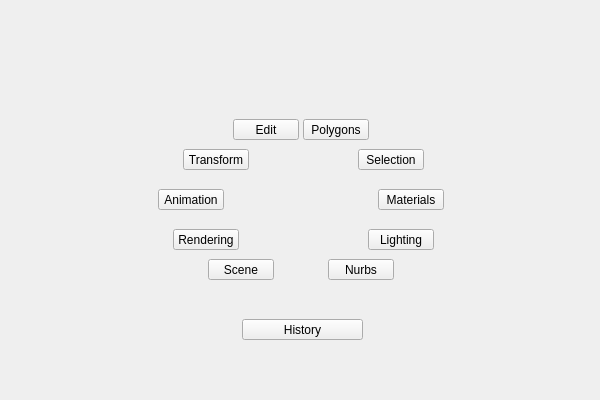
Qt form uitk/ui/1/main.ui (m3trik/tentacle) before a commit.
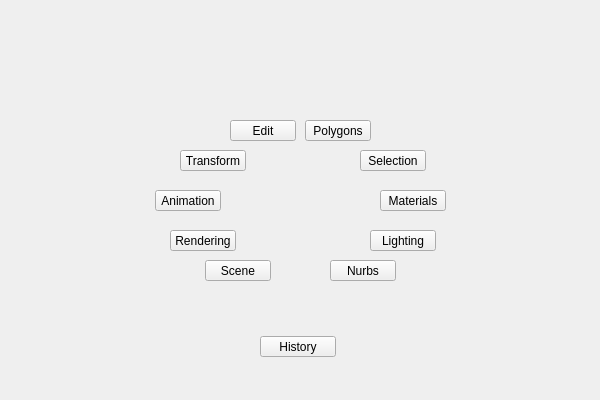
The same form after that commit.

The edit to the form file:
```diff
--- a/uitk/ui/1/main.ui
+++ b/uitk/ui/1/main.ui
@@ -21,8 +21,8 @@
   </property>
   <property name="minimumSize">
    <size>
-    <width>0</width>
-    <height>0</height>
+    <width>600</width>
+    <height>400</height>
    </size>
   </property>
   <property name="maximumSize">
@@ -62,58 +62,26 @@
    <layout class="QGridLayout" name="gridLayout">
     <item row="0" column="0">
      <widget class="QWidget" name="staticWindow" native="true">
-      <widget class="QWidget" name="w002" native="true">
-       <property name="geometry">
-        <rect>
-         <x>138</x>
-         <y>280</y>
-         <width>306</width>
-         <height>101</height>
-        </rect>
-       </property>
-       <widget class="QPushButton" name="i000">
-        <property name="geometry">
-         <rect>
-          <x>95</x>
-          <y>30</y>
-          <width>121</width>
-          <height>21</height>
-         </rect>
-        </property>
-        <property name="minimumSize">
-         <size>
-          <width>0</width>
-          <height>21</height>
-         </size>
-        </property>
-        <property name="maximumSize">
-         <size>
-          <width>16777215</width>
-          <height>21</height>
-         </size>
-        </property>
-        <property name="whatsThis">
-         <string>main_lower</string>
-        </property>
-        <property name="text">
-         <string>History</string>
-        </property>
-       </widget>
-      </widget>
+      <layout class="QGridLayout" name="gridLayout_2">
+       <item row="2" column="1">
       <widget class="QWidget" name="main" native="true">
-       <property name="geometry">
-        <rect>
-         <x>139</x>
-         <y>110</y>
-         <width>306</width>
-         <height>161</height>
-        </rect>
+         <property name="minimumSize">
+          <size>
+           <width>300</width>
+           <height>200</height>
+          </size>
+         </property>
+         <property name="maximumSize">
+          <size>
+           <width>300</width>
+           <height>200</height>
+          </size>
        </property>
        <widget class="QPushButton" name="i010">
         <property name="geometry">
          <rect>
           <x>155</x>
-          <y>0</y>
+            <y>20</y>
           <width>66</width>
           <height>21</height>
          </rect>
@@ -141,7 +109,7 @@
         <property name="geometry">
          <rect>
           <x>230</x>
-          <y>70</y>
+            <y>90</y>
           <width>66</width>
           <height>21</height>
          </rect>
@@ -168,8 +136,8 @@
        <widget class="QPushButton" name="i013">
         <property name="geometry">
          <rect>
-          <x>10</x>
-          <y>70</y>
+            <x>5</x>
+            <y>90</y>
           <width>66</width>
           <height>21</height>
          </rect>
@@ -197,7 +165,7 @@
         <property name="geometry">
          <rect>
           <x>210</x>
-          <y>30</y>
+            <y>50</y>
           <width>66</width>
           <height>21</height>
          </rect>
@@ -224,8 +192,8 @@
        <widget class="QPushButton" name="i008">
         <property name="geometry">
          <rect>
-          <x>35</x>
-          <y>30</y>
+            <x>30</x>
+            <y>50</y>
           <width>66</width>
           <height>21</height>
          </rect>
@@ -252,8 +220,8 @@
        <widget class="QPushButton" name="i007">
         <property name="geometry">
          <rect>
-          <x>85</x>
-          <y>0</y>
+            <x>80</x>
+            <y>20</y>
           <width>66</width>
           <height>21</height>
          </rect>
@@ -281,7 +249,7 @@
         <property name="geometry">
          <rect>
           <x>180</x>
-          <y>140</y>
+            <y>160</y>
           <width>66</width>
           <height>21</height>
          </rect>
@@ -309,7 +277,7 @@
         <property name="geometry">
          <rect>
           <x>220</x>
-          <y>110</y>
+            <y>130</y>
           <width>66</width>
           <height>21</height>
          </rect>
@@ -336,8 +304,8 @@
        <widget class="QPushButton" name="i015">
         <property name="geometry">
          <rect>
-          <x>25</x>
-          <y>110</y>
+            <x>20</x>
+            <y>130</y>
           <width>66</width>
           <height>21</height>
          </rect>
@@ -364,8 +332,8 @@
        <widget class="QPushButton" name="i003">
         <property name="geometry">
          <rect>
-          <x>60</x>
-          <y>140</y>
+            <x>55</x>
+            <y>160</y>
           <width>66</width>
           <height>21</height>
          </rect>
@@ -390,36 +358,54 @@
         </property>
        </widget>
       </widget>
-      <widget class="QWidget" name="w000" native="true">
+       </item>
+       <item row="0" column="1" rowspan="2">
+        <widget class="QWidget" name="hidden_area0" native="true"/>
+       </item>
+       <item row="3" column="1" rowspan="2">
+        <widget class="QWidget" name="hidden_area2" native="true">
+         <widget class="QPushButton" name="i000">
        <property name="geometry">
         <rect>
-         <x>139</x>
-         <y>0</y>
-         <width>306</width>
-         <height>101</height>
-        </rect>
-       </property>
-      </widget>
-      <widget class="QWidget" name="w001" native="true">
-       <property name="geometry">
-        <rect>
-         <x>440</x>
-         <y>50</y>
-         <width>146</width>
-         <height>291</height>
-        </rect>
-       </property>
-      </widget>
-      <widget class="QWidget" name="w003" native="true">
-       <property name="geometry">
-        <rect>
-         <x>-5</x>
-         <y>50</y>
-         <width>141</width>
-         <height>291</height>
-        </rect>
-       </property>
-      </widget>
+            <x>110</x>
+            <y>30</y>
+            <width>76</width>
+            <height>21</height>
+           </rect>
+          </property>
+          <property name="minimumSize">
+           <size>
+            <width>0</width>
+            <height>21</height>
+           </size>
+          </property>
+          <property name="maximumSize">
+           <size>
+            <width>16777215</width>
+            <height>21</height>
+           </size>
+          </property>
+          <property name="whatsThis">
+           <string>main_lower</string>
+          </property>
+          <property name="text">
+           <string>History</string>
+          </property>
+         </widget>
+        </widget>
+       </item>
+       <item row="0" column="2" rowspan="5">
+        <widget class="QWidget" name="hidden_area1" native="true"/>
+       </item>
+       <item row="0" column="0" rowspan="5">
+        <widget class="QWidget" name="hidden_area3" native="true"/>
+       </item>
+      </layout>
+      <zorder>hidden_area0</zorder>
+      <zorder>hidden_area1</zorder>
+      <zorder>hidden_area3</zorder>
+      <zorder>hidden_area2</zorder>
+      <zorder>main</zorder>
      </widget>
     </item>
    </layout>
```
Lines whose indentation alone changed are shown as unchanged.
